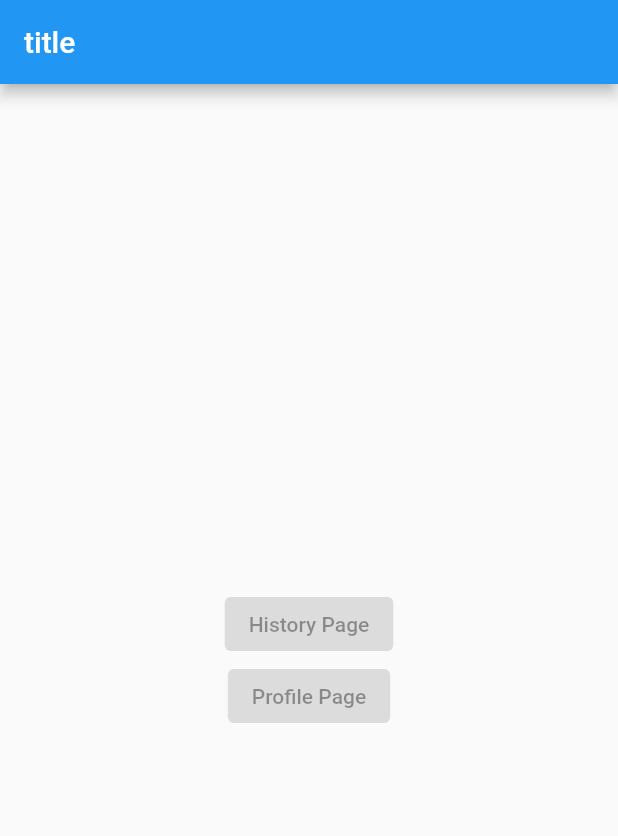
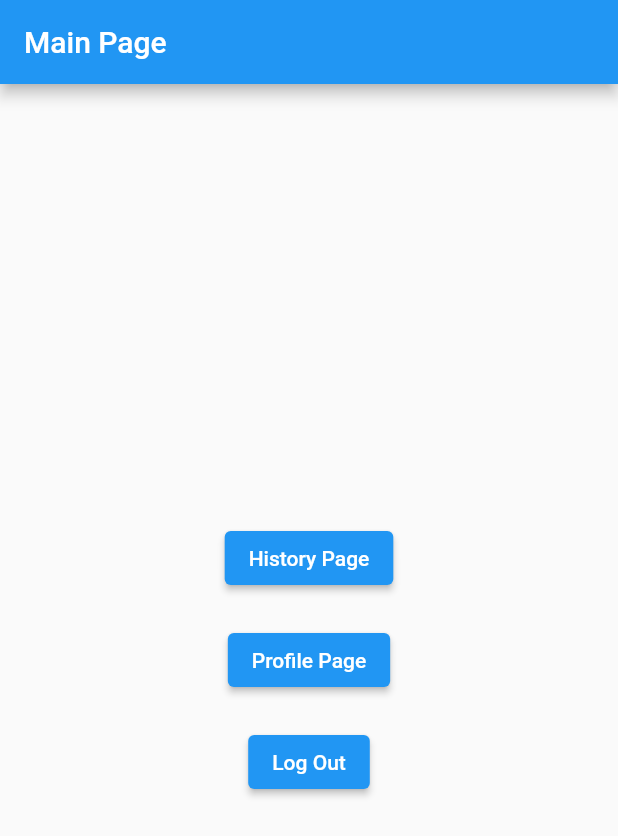
Before and after one commit to ericodarmawanh/Multi-Platform, a Flutter app: the MainPage screen opened directly, on a phone screen of 412 x 824 dp. Shown: the top 836 px of the screen. Run offline on Flutter 3.47's test engine with Material 2 defaults, Android fonts, the phone set to English and light mode, and no system bars; our stand-ins replace go_router, google_fonts.

Commit message:
contoh_navigasi

```diff
--- a/contoh_navigasi/lib/main.dart
+++ b/contoh_navigasi/lib/main.dart
@@ -1,18 +1,66 @@
+import 'package:contoh_navigasi/detail_page.dart';
+import 'package:contoh_navigasi/history_page.dart';
+import 'package:contoh_navigasi/login_page.dart';
+import 'package:contoh_navigasi/profile_page.dart';
 import 'package:flutter/material.dart';
+import 'package:go_router/go_router.dart';
 
 import 'main_page.dart';
 
 void main() {
-  runApp(const MyApp());
+  runApp(MyApp());
 }
 
 class MyApp extends StatelessWidget {
-  const MyApp({Key? key}) : super(key: key);
+  MyApp({Key? key}) : super(key: key);
+
+  final GoRouter router = GoRouter(routes: [
+    GoRoute(
+      path: '/login',
+      name: 'login',
+      builder: (context, state) {
+        return const LoginPage();
+      },
+    ),
+    GoRoute(
+        path: '/main',
+        name: 'main',
+        builder: (context, state) {
+          return const MainPage();
+        },
+        routes: [
+          GoRoute(
+              path: 'history',
+              name: 'history',
+              builder: (context, state) {
+                return const HistoryPage();
+              },
+              routes: [
+                GoRoute(
+                  path: 'detail',
+                  name: 'detail',
+                  builder: (context, state) {
+                    return const DetailPage();
+                  },
+                )
+              ]),
+          GoRoute(
+            path: 'profile',
+            name: 'profile',
+            builder: (context, state) {
+              return const ProfilePage();
+            },
+          )
+        ])
+  ], initialLocation: '/login');
+
   @override
   Widget build(BuildContext context) {
-    return const MaterialApp(
+    return MaterialApp.router(
       debugShowCheckedModeBanner: false,
-      home: MainPage(),
+      routeInformationParser: router.routeInformationParser,
+      routeInformationProvider: router.routeInformationProvider,
+      routerDelegate: router.routerDelegate,
     );
   }
 }
--- a/contoh_navigasi/lib/main_page.dart
+++ b/contoh_navigasi/lib/main_page.dart
@@ -1,5 +1,6 @@
 import 'package:contoh_navigasi/tombol.dart';
 import 'package:flutter/material.dart';
+import 'package:go_router/go_router.dart';
 
 class MainPage extends StatelessWidget {
   const MainPage({Key? key}) : super(key: key);
@@ -8,14 +9,34 @@ class MainPage extends StatelessWidget {
   Widget build(BuildContext context) {
     return Scaffold(
       appBar: AppBar(
-        title: const Text('title'),
+        title: const Text('Main Page'),
       ),
       body: Center(
         child: Column(
           mainAxisAlignment: MainAxisAlignment.center,
           children: [
-            Tombol(text: 'History Page'),
-            Tombol(text: 'Profile Page')
+            Tombol(
+              text: 'History Page',
+              onPressed: () {
+                context.goNamed('history');
+              },
+            ),
+            const SizedBox(
+              height: 20,
+            ),
+            Tombol(
+                text: 'Profile Page',
+                onPressed: () {
+                  context.goNamed('profile');
+                }),
+            const SizedBox(
+              height: 20,
+            ),
+            Tombol(
+                text: 'Log Out',
+                onPressed: () {
+                  context.goNamed('login');
+                })
           ],
         ),
       ),
--- a/contoh_navigasi/lib/profile_page.dart
+++ b/contoh_navigasi/lib/profile_page.dart
@@ -1,4 +1,3 @@
-import 'package:contoh_navigasi/tombol.dart';
 import 'package:flutter/material.dart';
 
 class ProfilePage extends StatelessWidget {
```
Also changed, not shown: contoh_navigasi/lib/history_page.dart (+9 -3 lines), contoh_navigasi/lib/login_page.dart (+8 -2 lines), contoh_navigasi/pubspec.yaml (+4 -12 lines), contoh_navigasi/pubspec.lock.
